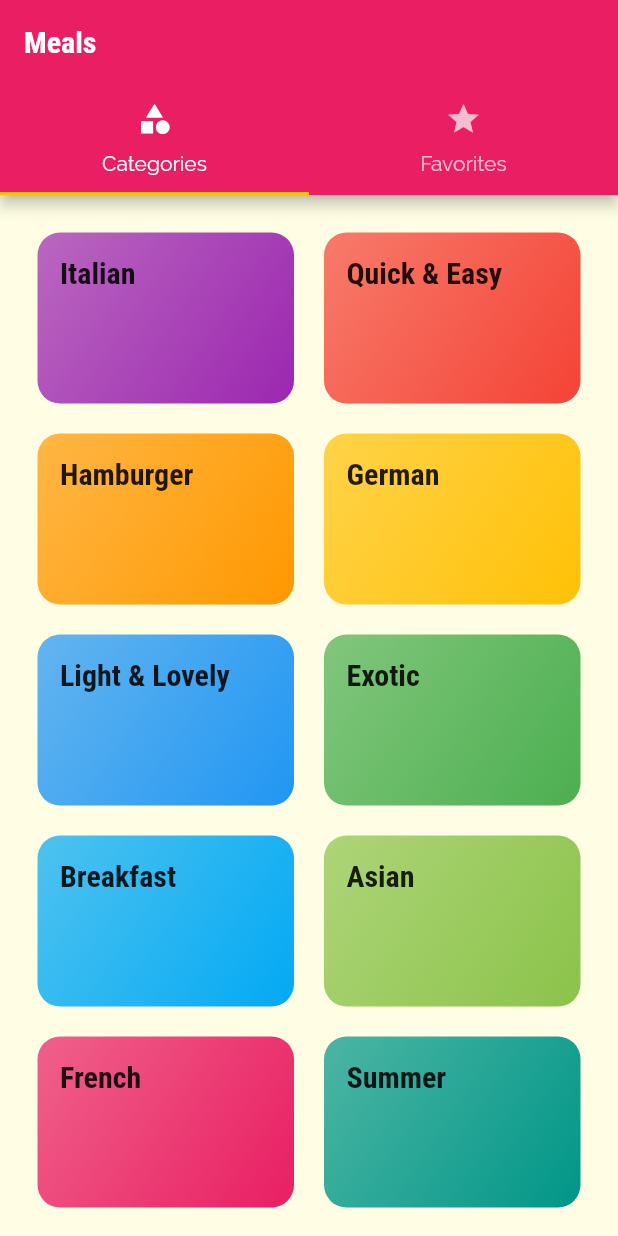
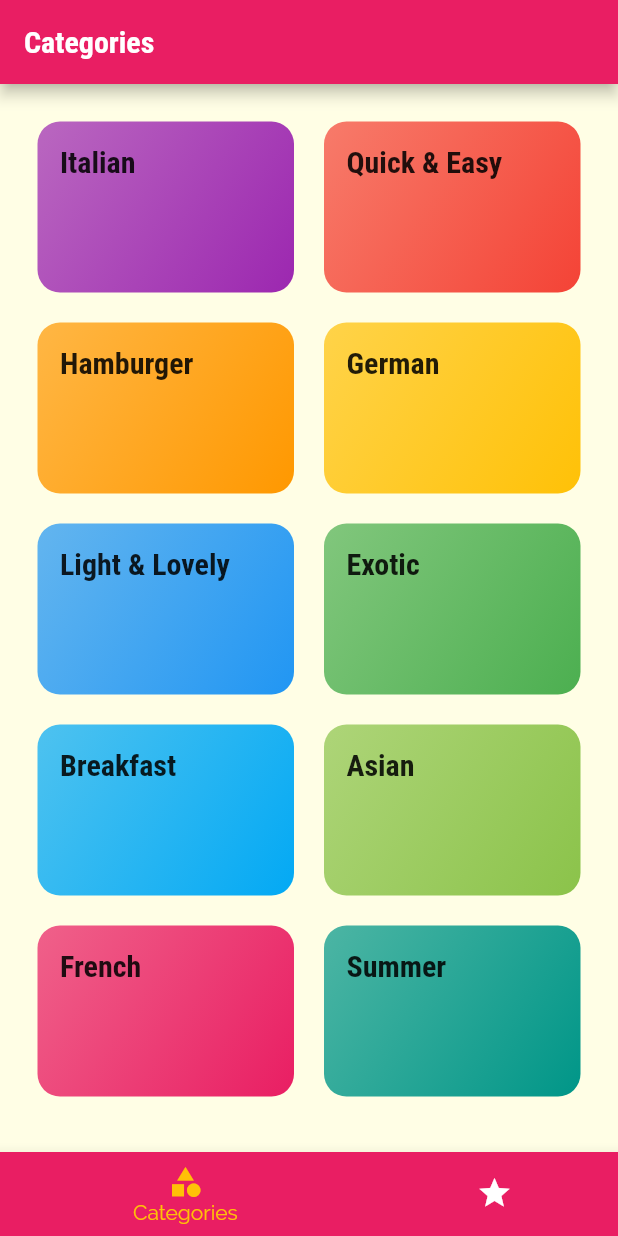
Before and after one commit to b0nz/flutter_meals_app, a Flutter app: the screen it shows after launch, on a phone screen of 412 x 824 dp. Run offline on Flutter 3.47's test engine with Material 2 defaults, Android fonts, the phone set to English and light mode, and no system bars.

```diff
--- a/lib/main.dart
+++ b/lib/main.dart
@@ -16,6 +16,7 @@ class MyApp extends StatelessWidget {
     return MaterialApp(
       title: 'Flutter Demo',
       theme: ThemeData(
+        primarySwatch: Colors.pink,
         colorScheme:
             ColorScheme.fromSwatch(primarySwatch: Colors.pink).copyWith(
           secondary: Colors.amber,
--- a/lib/screens/tabs_screen.dart
+++ b/lib/screens/tabs_screen.dart
@@ -10,25 +10,44 @@ class TabsScreen extends StatefulWidget {
 }
 
 class _TabsScreenState extends State<TabsScreen> {
+  final List<Map<String, Object>> _pages = [
+    {'page': const CategoriesScreen(), 'title': 'Categories'},
+    {'page': const FavoritesScreen(), 'title': 'Your Favorites'},
+  ];
+  int _selectedPageIndex = 0;
+
+  void _selectPage(int index) {
+    setState(() {
+      _selectedPageIndex = index;
+    });
+  }
+
   @override
   Widget build(BuildContext context) {
-    return DefaultTabController(
-      length: 2,
-      // initialIndex: 1,
-      child: Scaffold(
-        appBar: AppBar(
-          title: const Text('Meals'),
-          bottom: const TabBar(tabs: [
-            Tab(icon: Icon(Icons.category), text: 'Categories'),
-            Tab(icon: Icon(Icons.star), text: 'Favorites'),
-          ]),
-        ),
-        body: const TabBarView(
-          children: <Widget>[
-            CategoriesScreen(),
-            FavoritesScreen(),
-          ],
-        ),
+    return Scaffold(
+      appBar: AppBar(
+        title: Text(_pages[_selectedPageIndex]['title'] as String),
+      ),
+      body: _pages[_selectedPageIndex]['page'] as Widget,
+      bottomNavigationBar: BottomNavigationBar(
+        onTap: _selectPage,
+        backgroundColor: Theme.of(context).primaryColor,
+        unselectedItemColor: Colors.white,
+        selectedItemColor: Theme.of(context).colorScheme.secondary,
+        currentIndex: _selectedPageIndex,
+        type: BottomNavigationBarType.shifting,
+        items: [
+          BottomNavigationBarItem(
+            backgroundColor: Theme.of(context).primaryColor,
+            icon: const Icon(Icons.category),
+            label: 'Categories',
+          ),
+          BottomNavigationBarItem(
+            backgroundColor: Theme.of(context).primaryColor,
+            icon: const Icon(Icons.star),
+            label: 'Favorites',
+          ),
+        ],
       ),
     );
   }
```
